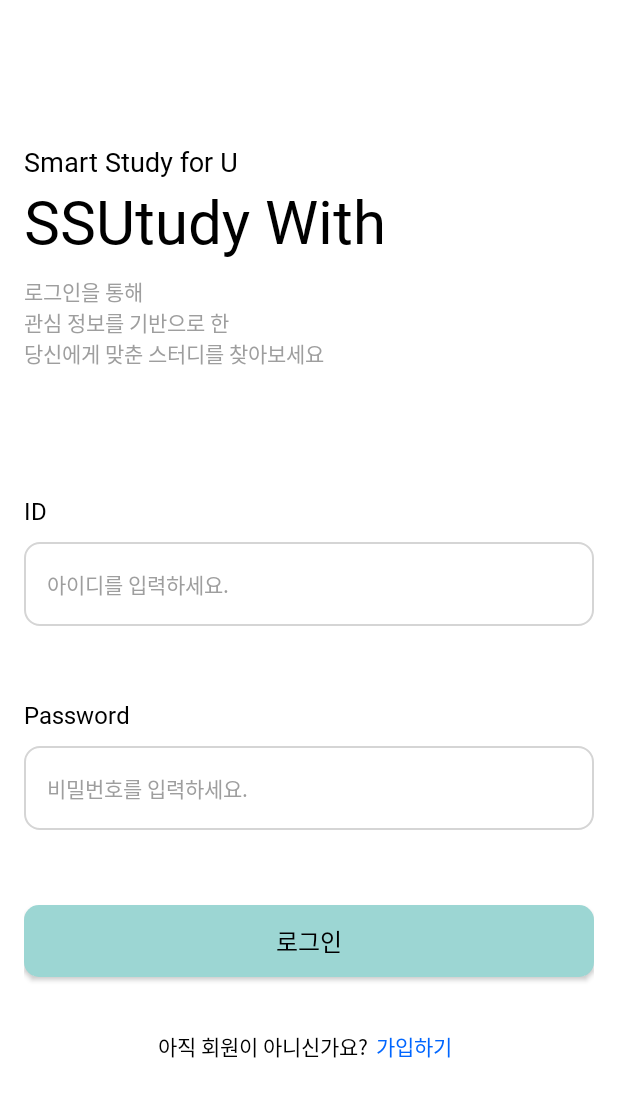
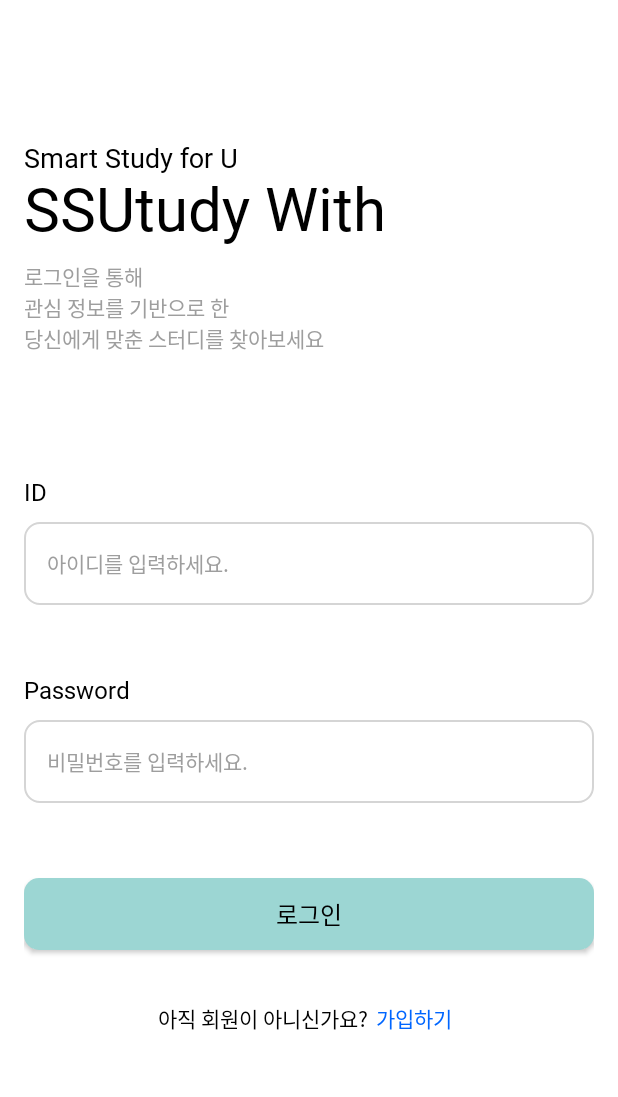
Before and after one commit to SSUtudy-Team/SSUtudy-AOS, an Android app: the screen it shows after launch (LoginActivity), on a phone screen of 412 x 824 dp. Shown: the top 1097 px of the screen. Run offline under Robolectric (Android 15) with nearby library versions, the phone set to English and light mode, and no system bars.

Commit message:
[ui] font padding 삭제

```diff
--- a/app/src/main/res/values/themes.xml
+++ b/app/src/main/res/values/themes.xml
@@ -15,6 +15,7 @@
         <item name="android:windowLightStatusBar">true</item>
         <!-- Customize your theme here. -->
         <item name="dropDownListViewStyle">@style/SpinnerTheme</item>
+        <item name="android:includeFontPadding">false</item>
     </style>
 
     <style name="SpinnerDivideStyle" parent="android:style/Widget.ListView.DropDown">
```
